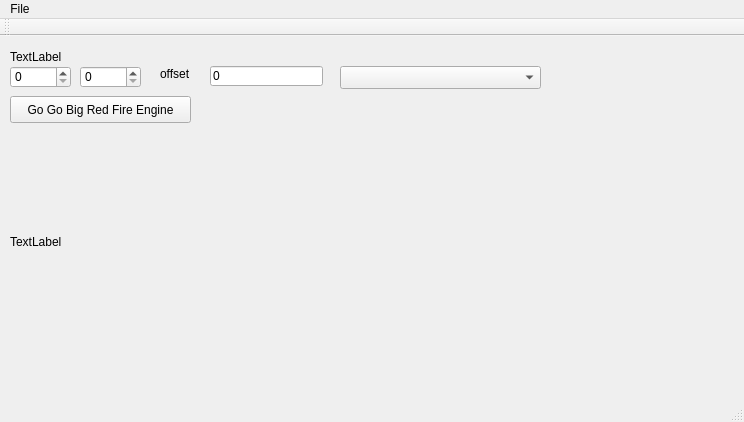
Qt form mainwindow.ui (astarasikov/qt4-ise) before a commit.
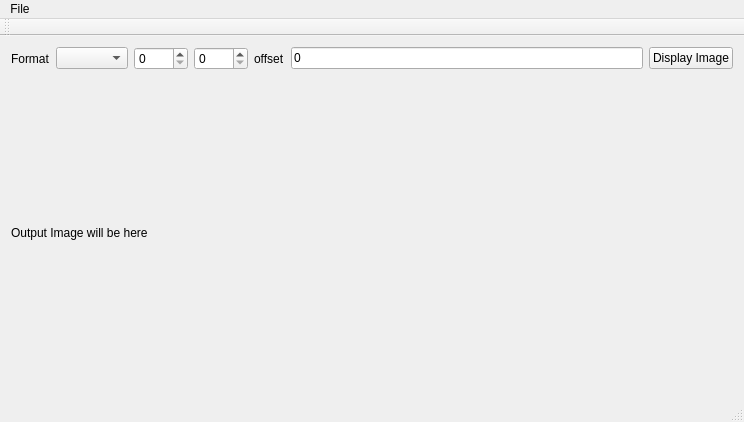
The same form after that commit.

```diff
--- a/mainwindow.ui
+++ b/mainwindow.ui
@@ -10,107 +10,57 @@
     <height>422</height>
    </rect>
   </property>
+  <property name="sizePolicy">
+   <sizepolicy hsizetype="Expanding" vsizetype="Expanding">
+    <horstretch>0</horstretch>
+    <verstretch>0</verstretch>
+   </sizepolicy>
+  </property>
   <property name="windowTitle">
    <string>MainWindow</string>
   </property>
   <widget class="QWidget" name="centralWidget">
-   <widget class="QLabel" name="filePathLabel">
-    <property name="geometry">
-     <rect>
-      <x>10</x>
-      <y>10</y>
-      <width>571</width>
-      <height>21</height>
-     </rect>
-    </property>
+   <layout class="QGridLayout" name="gridLayout">
+    <item row="0" column="0">
+     <layout class="QVBoxLayout" name="verticalLayout">
+      <property name="sizeConstraint">
+       <enum>QLayout::SetDefaultConstraint</enum>
+      </property>
+      <item>
+       <layout class="QHBoxLayout" name="controls">
+        <item>
+         <widget class="QLabel" name="fmtLabel">
     <property name="text">
-     <string>TextLabel</string>
-    </property>
-   </widget>
+           <string>Format</string>
+          </property>
+         </widget>
+        </item>
+        <item>
+         <widget class="QComboBox" name="formatCombo"/>
+        </item>
+        <item>
    <widget class="QSpinBox" name="widthBox">
-    <property name="geometry">
-     <rect>
-      <x>10</x>
-      <y>30</y>
-      <width>61</width>
-      <height>22</height>
-     </rect>
-    </property>
     <property name="maximum">
      <number>8192</number>
     </property>
    </widget>
+        </item>
+        <item>
    <widget class="QSpinBox" name="heightBox">
-    <property name="geometry">
-     <rect>
-      <x>80</x>
-      <y>30</y>
-      <width>61</width>
-      <height>22</height>
-     </rect>
-    </property>
     <property name="maximum">
      <number>8192</number>
     </property>
    </widget>
-   <widget class="QPushButton" name="fireButton">
-    <property name="geometry">
-     <rect>
-      <x>10</x>
-      <y>60</y>
-      <width>181</width>
-      <height>27</height>
-     </rect>
-    </property>
-    <property name="text">
-     <string>Go Go Big Red Fire Engine</string>
-    </property>
-   </widget>
-   <widget class="QComboBox" name="formatCombo">
-    <property name="geometry">
-     <rect>
-      <x>340</x>
-      <y>30</y>
-      <width>201</width>
-      <height>23</height>
-     </rect>
-    </property>
-   </widget>
-   <widget class="QLabel" name="thePicture">
-    <property name="geometry">
-     <rect>
-      <x>10</x>
-      <y>70</y>
-      <width>521</width>
-      <height>271</height>
-     </rect>
-    </property>
-    <property name="text">
-     <string>TextLabel</string>
-    </property>
-   </widget>
+        </item>
+        <item>
    <widget class="QLabel" name="offsetLabel">
-    <property name="geometry">
-     <rect>
-      <x>160</x>
-      <y>30</y>
-      <width>60</width>
-      <height>15</height>
-     </rect>
-    </property>
     <property name="text">
      <string>offset</string>
     </property>
    </widget>
+        </item>
+        <item>
    <widget class="QLineEdit" name="offsetLine">
-    <property name="geometry">
-     <rect>
-      <x>210</x>
-      <y>30</y>
-      <width>113</width>
-      <height>20</height>
-     </rect>
-    </property>
     <property name="text">
      <string>0</string>
     </property>
@@ -118,6 +68,32 @@
      <number>8</number>
     </property>
    </widget>
+        </item>
+        <item>
+         <widget class="QPushButton" name="fireButton">
+          <property name="text">
+           <string>Display Image</string>
+          </property>
+         </widget>
+        </item>
+       </layout>
+      </item>
+      <item>
+       <widget class="QLabel" name="thePicture">
+        <property name="sizePolicy">
+         <sizepolicy hsizetype="Expanding" vsizetype="Expanding">
+          <horstretch>0</horstretch>
+          <verstretch>0</verstretch>
+         </sizepolicy>
+        </property>
+        <property name="text">
+         <string>Output Image will be here</string>
+        </property>
+       </widget>
+      </item>
+     </layout>
+    </item>
+   </layout>
   </widget>
   <widget class="QMenuBar" name="menuBar">
    <property name="geometry">
```
Left out of the diff: 2 changed lines with no effect on the pictures. Lines whose indentation alone changed are shown as unchanged.
